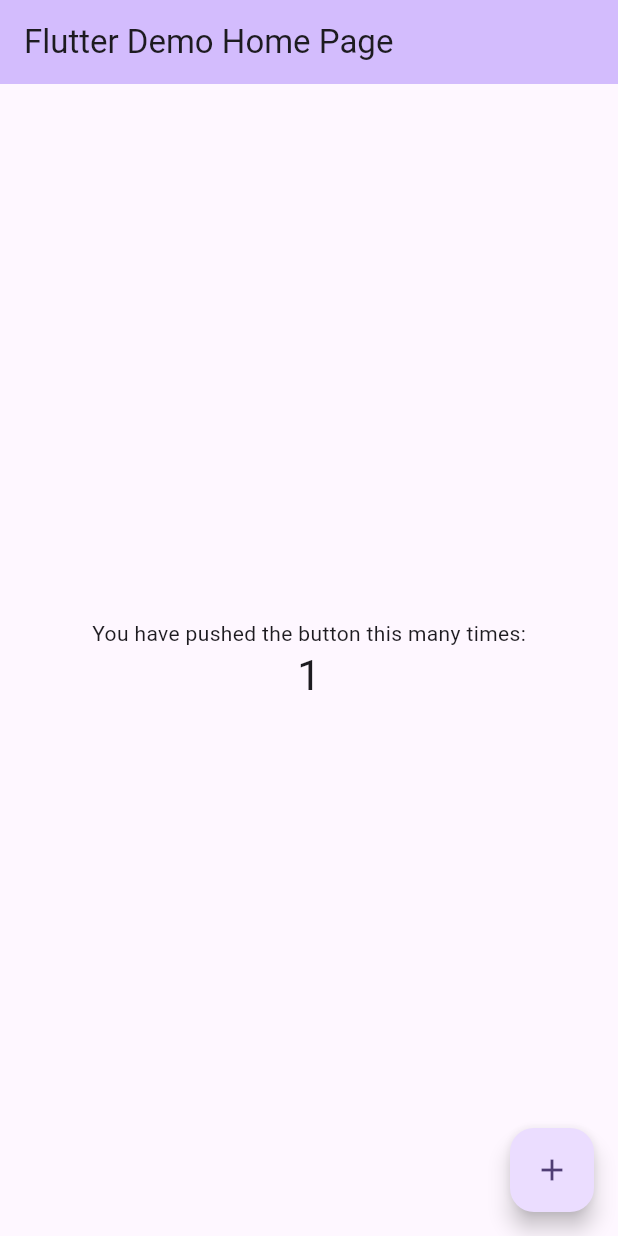
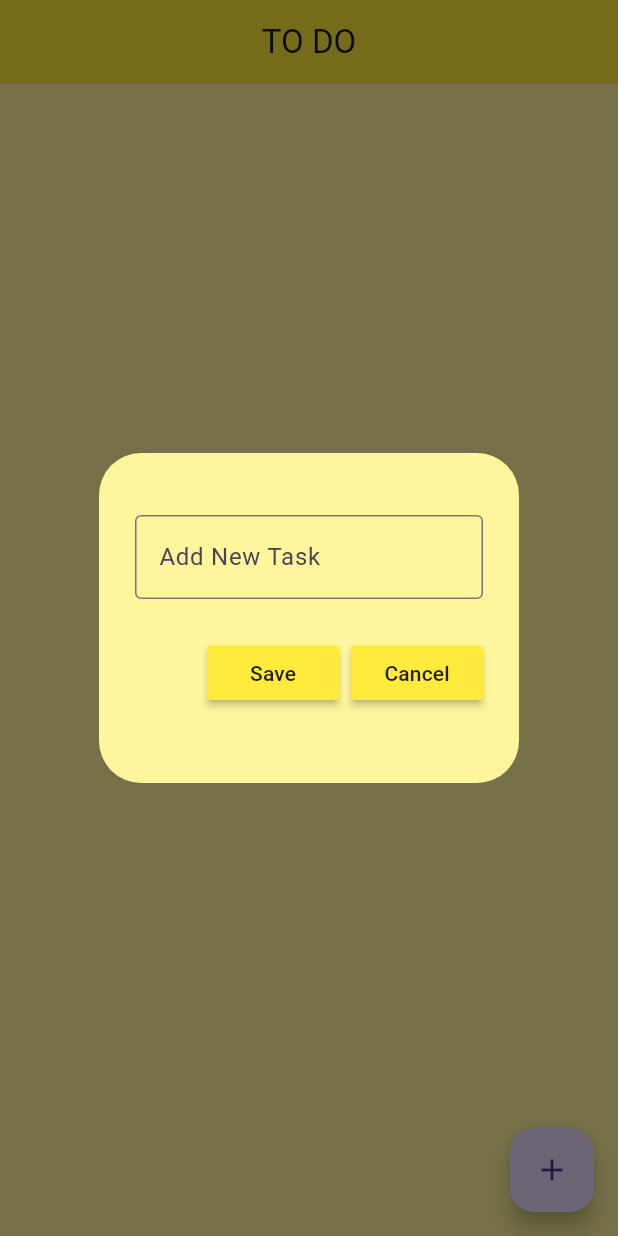
Before and after one commit to razaalirizvi4/To-do-App, a Flutter app: the screen it shows after launch, after a tap on the "add" icon, on a phone screen of 412 x 824 dp. Run offline on Flutter 3.47's test engine with Material 3 defaults, Android fonts, the phone set to English and light mode, and no system bars; our stand-ins replace flutter_slidable.

Commit message:
Full ap without memory storage

```diff
--- a/lib/main.dart
+++ b/lib/main.dart
@@ -1,4 +1,7 @@
+// ignore_for_file: prefer_const_constructors
+
 import 'package:flutter/material.dart';
+import 'package:to_do_app/pages/home_page.dart';
 
 void main() {
   runApp(const MyApp());
@@ -7,119 +10,12 @@ void main() {
 class MyApp extends StatelessWidget {
   const MyApp({super.key});
 
-  // This widget is the root of your application.
   @override
   Widget build(BuildContext context) {
     return MaterialApp(
-      title: 'Flutter Demo',
-      theme: ThemeData(
-        // This is the theme of your application.
-        //
-        // TRY THIS: Try running your application with "flutter run". You'll see
-        // the application has a purple toolbar. Then, without quitting the app,
-        // try changing the seedColor in the colorScheme below to Colors.green
-        // and then invoke "hot reload" (save your changes or press the "hot
-        // reload" button in a Flutter-supported IDE, or press "r" if you used
-        // the command line to start the app).
-        //
-        // Notice that the counter didn't reset back to zero; the application
-        // state is not lost during the reload. To reset the state, use hot
-        // restart instead.
-        //
-        // This works for code too, not just values: Most code changes can be
-        // tested with just a hot reload.
-        colorScheme: ColorScheme.fromSeed(seedColor: Colors.deepPurple),
-        useMaterial3: true,
-      ),
-      home: const MyHomePage(title: 'Flutter Demo Home Page'),
+      debugShowCheckedModeBanner: false,
+      home: HomePage(),
+      theme: ThemeData(primarySwatch: Colors.blue),
     );
   }
 }
-
-class MyHomePage extends StatefulWidget {
-  const MyHomePage({super.key, required this.title});
-
-  // This widget is the home page of your application. It is stateful, meaning
-  // that it has a State object (defined below) that contains fields that affect
-  // how it looks.
-
-  // This class is the configuration for the state. It holds the values (in this
-  // case the title) provided by the parent (in this case the App widget) and
-  // used by the build method of the State. Fields in a Widget subclass are
-  // always marked "final".
-
-  final String title;
-
-  @override
-  State<MyHomePage> createState() => _MyHomePageState();
-}
-
-class _MyHomePageState extends State<MyHomePage> {
-  int _counter = 0;
-
-  void _incrementCounter() {
-    setState(() {
-      // This call to setState tells the Flutter framework that something has
-      // changed in this State, which causes it to rerun the build method below
-      // so that the display can reflect the updated values. If we changed
-      // _counter without calling setState(), then the build method would not be
-      // called again, and so nothing would appear to happen.
-      _counter++;
-    });
-  }
-
-  @override
-  Widget build(BuildContext context) {
-    // This method is rerun every time setState is called, for instance as done
-    // by the _incrementCounter method above.
-    //
-    // The Flutter framework has been optimized to make rerunning build methods
-    // fast, so that you can just rebuild anything that needs updating rather
-    // than having to individually change instances of widgets.
-    return Scaffold(
-      appBar: AppBar(
-        // TRY THIS: Try changing the color here to a specific color (to
-        // Colors.amber, perhaps?) and trigger a hot reload to see the AppBar
-        // change color while the other colors stay the same.
-        backgroundColor: Theme.of(context).colorScheme.inversePrimary,
-        // Here we take the value from the MyHomePage object that was created by
-        // the App.build method, and use it to set our appbar title.
-        title: Text(widget.title),
-      ),
-      body: Center(
-        // Center is a layout widget. It takes a single child and positions it
-        // in the middle of the parent.
-        child: Column(
-          // Column is also a layout widget. It takes a list of children and
-          // arranges them vertically. By default, it sizes itself to fit its
-          // children horizontally, and tries to be as tall as its parent.
-          //
-          // Column has various properties to control how it sizes itself and
-          // how it positions its children. Here we use mainAxisAlignment to
-          // center the children vertically; the main axis here is the vertical
-          // axis because Columns are vertical (the cross axis would be
-          // horizontal).
-          //
-          // TRY THIS: Invoke "debug painting" (choose the "Toggle Debug Paint"
-          // action in the IDE, or press "p" in the console), to see the
-          // wireframe for each widget.
-          mainAxisAlignment: MainAxisAlignment.center,
-          children: <Widget>[
-            const Text(
-              'You have pushed the button this many times:',
-            ),
-            Text(
-              '$_counter',
-              style: Theme.of(context).textTheme.headlineMedium,
-            ),
-          ],
-        ),
-      ),
-      floatingActionButton: FloatingActionButton(
-        onPressed: _incrementCounter,
-        tooltip: 'Increment',
-        child: const Icon(Icons.add),
-      ), // This trailing comma makes auto-formatting nicer for build methods.
-    );
-  }
-}
--- /dev/null
+++ b/lib/pages/home_page.dart
@@ -0,0 +1,75 @@
+// ignore_for_file: prefer_const_constructors, prefer_const_literals_to_create_immutables, unused_local_variable
+
+import 'package:flutter/material.dart';
+import 'package:to_do_app/util/dialogBox.dart';
+import 'package:to_do_app/util/todo_tile.dart';
+
+class HomePage extends StatefulWidget {
+  const HomePage({super.key});
+
+  @override
+  State<HomePage> createState() => _HomePageState();
+}
+
+class _HomePageState extends State<HomePage> {
+  final control = TextEditingController();
+  List toDoList = [];
+  void checkBoxChanged(bool? value, int index) {
+    setState(() {
+      toDoList[index][1] = !toDoList[index][1];
+    });
+  }
+
+  void saveNewTask() {
+    setState(() {
+      String newTask = control.text;
+      toDoList.add([newTask, false]);
+      control.clear();
+    });
+    Navigator.of(context).pop();
+  }
+
+  void createNewTask() {
+    showDialog(
+      context: context,
+      builder: (context) {
+        return Dialogbox(
+          controller: control,
+          onCancel: () => Navigator.of(context).pop(),
+          onSave: saveNewTask,
+        );
+      },
+    );
+  }
+
+  void deleteTask(int i) {
+    setState(() {
+      toDoList.removeAt(i);
+    });
+  }
+
+  @override
+  Widget build(BuildContext context) {
+    return Scaffold(
+        backgroundColor: Colors.yellow[200],
+        appBar: AppBar(
+          backgroundColor: Colors.yellow,
+          title: Center(child: Text("TO DO")),
+        ),
+        floatingActionButton: FloatingActionButton(
+          onPressed: createNewTask,
+          child: Icon(Icons.add),
+        ),
+        body: ListView.builder(
+          itemCount: toDoList.length,
+          itemBuilder: (context, index) {
+            return TodoTile(
+              taskName: toDoList[index][0],
+              taskComplete: toDoList[index][1],
+              onChanged: (value) => checkBoxChanged(value, index),
+              deleteFunction: (context) => deleteTask(index),
+            );
+          },
+        ));
+  }
+}
--- /dev/null
+++ b/lib/util/dialogBox.dart
@@ -0,0 +1,49 @@
+// ignore_for_file: prefer_const_constructors, sized_box_for_whitespace, prefer_const_literals_to_create_immutables
+
+import 'package:flutter/material.dart';
+import 'package:to_do_app/util/myButton.dart';
+
+class Dialogbox extends StatelessWidget {
+  // ignore: prefer_typing_uninitialized_variables
+  final controller;
+  VoidCallback onSave;
+  VoidCallback onCancel;
+
+  Dialogbox(
+      {super.key,
+      required this.controller,
+      required this.onCancel,
+      required this.onSave});
+
+  @override
+  Widget build(BuildContext context) {
+    return AlertDialog(
+      backgroundColor: Colors.yellow[200],
+      content: Container(
+        height: 180,
+        child: Column(
+          mainAxisAlignment: MainAxisAlignment.spaceEvenly,
+          children: [
+            TextField(
+              controller: controller,
+              decoration: InputDecoration(
+                border: OutlineInputBorder(),
+                hintText: "Add New Task",
+              ),
+            ),
+            Row(
+              mainAxisAlignment: MainAxisAlignment.end,
+              children: [
+                Mybutton(text: "Save", onPressed: onSave),
+                const SizedBox(
+                  width: 8,
+                ),
+                Mybutton(text: "Cancel", onPressed: onCancel),
+              ],
+            )
+          ],
+        ),
+      ),
+    );
+  }
+}
--- /dev/null
+++ b/lib/util/myButton.dart
@@ -0,0 +1,16 @@
+import 'package:flutter/material.dart';
+
+class Mybutton extends StatelessWidget {
+  Mybutton({super.key, required this.text, required this.onPressed});
+  final String text;
+  VoidCallback onPressed;
+
+  @override
+  Widget build(BuildContext context) {
+    return MaterialButton(
+      onPressed: onPressed,
+      color: Colors.yellow,
+      child: Text(text),
+    );
+  }
+}
```
Also changed, not shown: lib/util/todo_tile.dart (added, +60 -0 lines), pubspec.yaml (+5 -5 lines), pubspec.lock, 1 other file.
